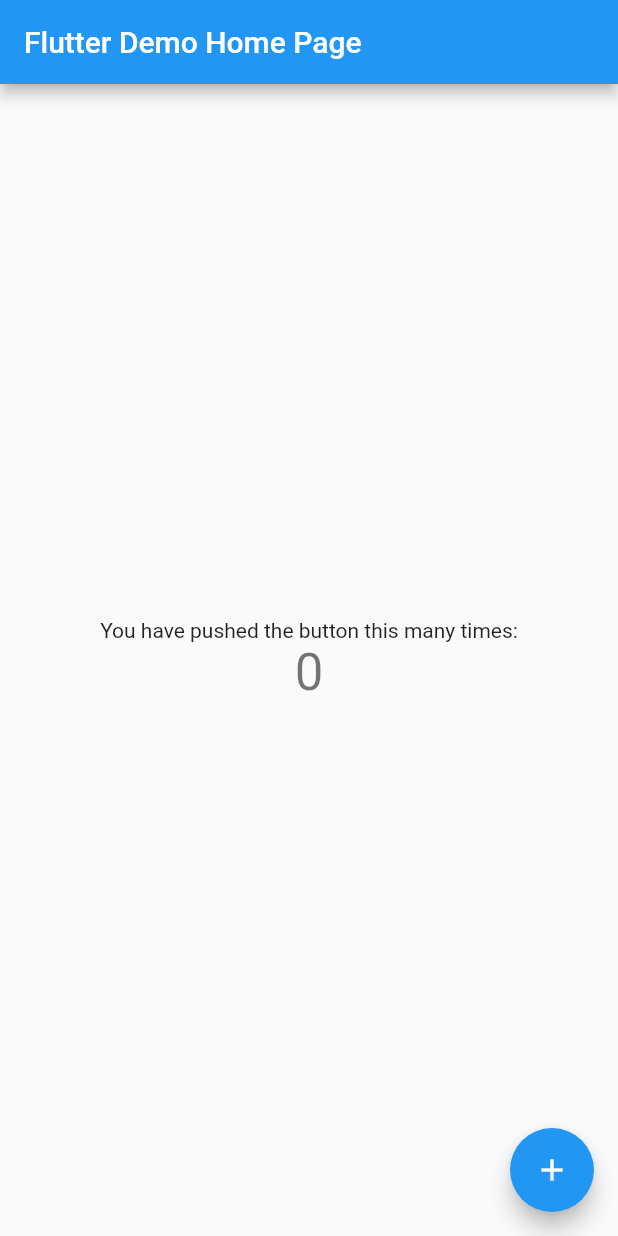
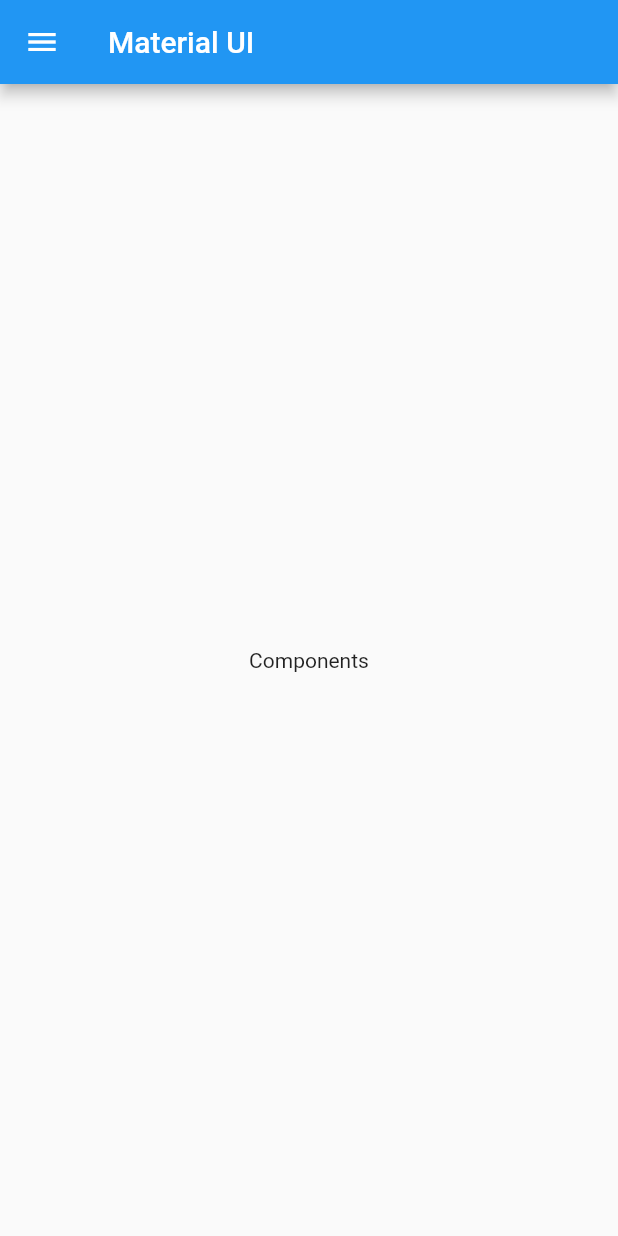
Before and after one commit to Flutter-Essential-Tutorial/Material-UI, a Flutter app: the screen it shows after launch, on a phone screen of 412 x 824 dp. Run offline on Flutter 3.47's test engine with Material 2 defaults, Android fonts, the phone set to English and light mode, and no system bars.

Commit message:
update home screen with Drawer

```diff
--- /dev/null
+++ b/lib/configs/my_routes.dart
@@ -0,0 +1,6 @@
+import 'package:flutter/material.dart';
+import 'package:flutter_material_ui/screens/home/home_screen.dart';
+
+var myRoutes = <String, WidgetBuilder>{
+  HomeScreen.routeName: (_) => const HomeScreen(),
+};
--- a/lib/main.dart
+++ b/lib/main.dart
@@ -1,4 +1,6 @@
 import 'package:flutter/material.dart';
+import 'package:flutter_material_ui/configs/my_routes.dart';
+import 'package:flutter_material_ui/screens/home/home_screen.dart';
 
 void main() {
   runApp(const MyApp());
@@ -15,92 +17,8 @@
       theme: ThemeData(
         primarySwatch: Colors.blue,
       ),
-      home: const MyHomePage(title: 'Flutter Demo Home Page'),
+      initialRoute: HomeScreen.routeName,
+      routes: myRoutes,
     );
   }
 }
-
-class MyHomePage extends StatefulWidget {
-  const MyHomePage({Key? key, required this.title}) : super(key: key);
-
-  // This widget is the home page of your application. It is stateful, meaning
-  // that it has a State object (defined below) that contains fields that affect
-  // how it looks.
-
-  // This class is the configuration for the state. It holds the values (in this
-  // case the title) provided by the parent (in this case the App widget) and
-  // used by the build method of the State. Fields in a Widget subclass are
-  // always marked "final".
-
-  final String title;
-
-  @override
-  State<MyHomePage> createState() => _MyHomePageState();
-}
-
-class _MyHomePageState extends State<MyHomePage> {
-  int _counter = 0;
-
-  void _incrementCounter() {
-    setState(() {
-      // This call to setState tells the Flutter framework that something has
-      // changed in this State, which causes it to rerun the build method below
-      // so that the display can reflect the updated values. If we changed
-      // _counter without calling setState(), then the build method would not be
-      // called again, and so nothing would appear to happen.
-      _counter++;
-    });
-  }
-
-  @override
-  Widget build(BuildContext context) {
-    // This method is rerun every time setState is called, for instance as done
-    // by the _incrementCounter method above.
-    //
-    // The Flutter framework has been optimized to make rerunning build methods
-    // fast, so that you can just rebuild anything that needs updating rather
-    // than having to individually change instances of widgets.
-    return Scaffold(
-      appBar: AppBar(
-        // Here we take the value from the MyHomePage object that was created by
-        // the App.build method, and use it to set our appbar title.
-        title: Text(widget.title),
-      ),
-      body: Center(
-        // Center is a layout widget. It takes a single child and positions it
-        // in the middle of the parent.
-        child: Column(
-          // Column is also a layout widget. It takes a list of children and
-          // arranges them vertically. By default, it sizes itself to fit its
-          // children horizontally, and tries to be as tall as its parent.
-          //
-          // Invoke "debug painting" (press "p" in the console, choose the
-          // "Toggle Debug Paint" action from the Flutter Inspector in Android
-          // Studio, or the "Toggle Debug Paint" command in Visual Studio Code)
-          // to see the wireframe for each widget.
-          //
-          // Column has various properties to control how it sizes itself and
-          // how it positions its children. Here we use mainAxisAlignment to
-          // center the children vertically; the main axis here is the vertical
-          // axis because Columns are vertical (the cross axis would be
-          // horizontal).
-          mainAxisAlignment: MainAxisAlignment.center,
-          children: <Widget>[
-            const Text(
-              'You have pushed the button this many times:',
-            ),
-            Text(
-              '$_counter',
-              style: Theme.of(context).textTheme.headline4,
-            ),
-          ],
-        ),
-      ),
-      floatingActionButton: FloatingActionButton(
-        onPressed: _incrementCounter,
-        tooltip: 'Increment',
-        child: const Icon(Icons.add),
-      ), // This trailing comma makes auto-formatting nicer for build methods.
-    );
-  }
-}
--- /dev/null
+++ b/lib/screens/about/about_screen.dart
@@ -0,0 +1,19 @@
+import 'package:flutter/material.dart';
+import 'package:flutter/src/foundation/key.dart';
+import 'package:flutter/src/widgets/framework.dart';
+
+class AboutUsScreen extends StatefulWidget {
+  const AboutUsScreen({Key? key}) : super(key: key);
+
+  @override
+  State<AboutUsScreen> createState() => _AboutUsScreenState();
+}
+
+class _AboutUsScreenState extends State<AboutUsScreen> {
+  @override
+  Widget build(BuildContext context) {
+    return Scaffold(
+      body: Center(child: Text("About Us")),
+    );
+  }
+}
--- /dev/null
+++ b/lib/screens/components/components_screen.dart
@@ -0,0 +1,17 @@
+import 'package:flutter/material.dart';
+
+class ComponentScreen extends StatefulWidget {
+  const ComponentScreen({Key? key}) : super(key: key);
+
+  @override
+  State<ComponentScreen> createState() => _ComponentScreenState();
+}
+
+class _ComponentScreenState extends State<ComponentScreen> {
+  @override
+  Widget build(BuildContext context) {
+    return Scaffold(
+      body: Center(child: Text("Components")),
+    );
+  }
+}
--- /dev/null
+++ b/lib/screens/home/home_screen.dart
@@ -0,0 +1,104 @@
+import 'package:flutter/material.dart';
+import 'package:flutter_material_ui/screens/about/about_screen.dart';
+import 'package:flutter_material_ui/screens/components/components_screen.dart';
+
+class HomeScreen extends StatefulWidget {
+  static String routeName = "/home";
+  const HomeScreen({Key? key}) : super(key: key);
+
+  @override
+  State<HomeScreen> createState() => _HomeScreenState();
+}
+
+class _HomeScreenState extends State<HomeScreen>
+    with SingleTickerProviderStateMixin {
+  GlobalKey<ScaffoldState> scaffoldKey = GlobalKey<ScaffoldState>();
+  late TabController tabController;
+  int active = 0;
+
+  List<NavItem> navItemList = [
+    NavItem(
+        icon: Icons.pages, title: "Compontents", page: const ComponentScreen()),
+    NavItem(icon: Icons.pages, title: "About Us", page: const AboutUsScreen())
+  ];
+
+  @override
+  void initState() {
+    super.initState();
+    tabController =
+        TabController(vsync: this, length: navItemList.length, initialIndex: 0)
+          ..addListener(() {
+            setState(() {
+              active = tabController.index;
+            });
+          });
+  }
+
+  @override
+  void dispose() {
+    tabController.dispose();
+    super.dispose();
+  }
+
+  @override
+  Widget build(BuildContext context) {
+    return Scaffold(
+      key: scaffoldKey,
+      resizeToAvoidBottomInset: false,
+      appBar: AppBar(title: const Text("Material UI")),
+      drawer: myDrawer(context, navItemList, tabController, false),
+      body: TabBarView(
+        //physics: const NeverScrollableScrollPhysics(),
+        controller: tabController,
+        children: navItemList.map((e) => e.page!).toList(),
+      ),
+    );
+  }
+
+  Drawer myDrawer(BuildContext context, List<NavItem> items,
+      TabController controller, bool drawerStatus) {
+    return Drawer(
+      child: SafeArea(
+        child: ListView(
+            padding: EdgeInsets.zero,
+            children: items.map((e) {
+              var index = items.indexOf(e);
+              return drawerList(
+                context,
+                controller,
+                drawerStatus,
+                e.icon!,
+                e.title!,
+                index,
+              );
+            }).toList()),
+      ),
+    );
+  }
+
+  Widget drawerList(BuildContext context, TabController controller,
+      bool drawerStatus, IconData icon, String title, int index) {
+    return ListTile(
+      leading: Icon(icon),
+      title: Text(title),
+      onTap: () {
+        controller.animateTo(index);
+        drawerStatus
+            ? Navigator.pop(context)
+            : debugPrint("Hello $index || $drawerStatus");
+        if (scaffoldKey.currentState!.isDrawerOpen) {
+          //check if drawer is closed
+          scaffoldKey.currentState!.closeDrawer(); //open drawer
+        }
+      },
+    );
+  }
+}
+
+class NavItem {
+  IconData? icon;
+  String? title;
+  Widget? page;
+
+  NavItem({this.icon, this.title, this.page});
+}
```
